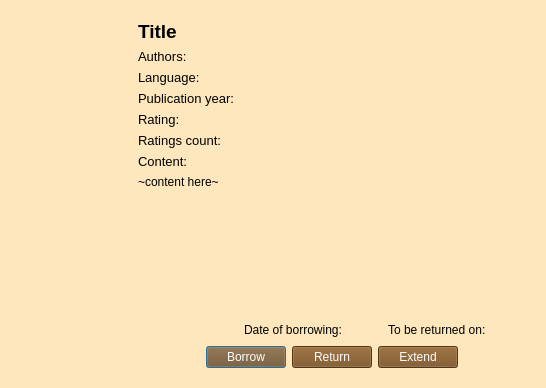
Before: the Qt Designer form client/src/bookdetailswindow.ui in Dargoswwwe/smc-library, drawn with Qt 5.
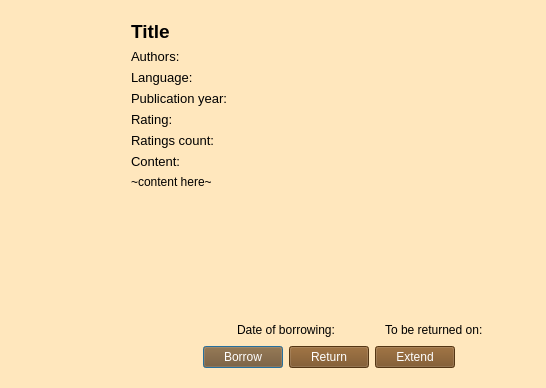
After: the same form once the commit is applied. Icons and pictures are not drawn.

Diff of the .ui file:
```diff
--- a/client/src/bookdetailswindow.ui
+++ b/client/src/bookdetailswindow.ui
@@ -587,7 +587,7 @@
         <item>
          <widget class="QLabel" name="date_of_borrowing">
           <property name="text">
-           <string>Date of borrowing:</string>
+           <string>Date of borrowing: </string>
           </property>
          </widget>
         </item>
@@ -607,7 +607,7 @@
         <item>
          <widget class="QLabel" name="date_of_return">
           <property name="text">
-           <string>To be returned on:</string>
+           <string>To be returned on: </string>
           </property>
          </widget>
         </item>
```
